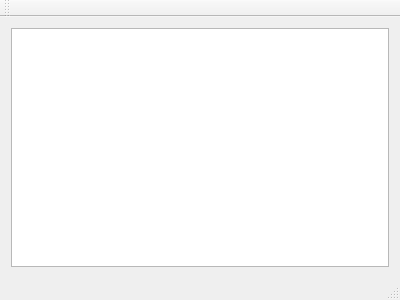
Above: live/day2-1/mymodels/mainwindow.ui from ynonp/qt-2016-02 before the change. Below: the same form after it.
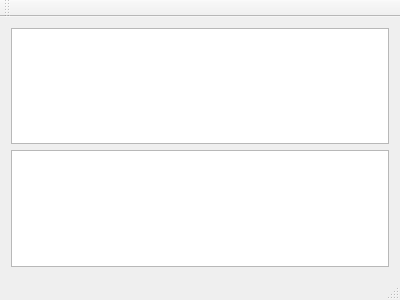
That is the form after the change.

Diff of the .ui file:
```diff
--- a/live/day2-1/mymodels/mainwindow.ui
+++ b/live/day2-1/mymodels/mainwindow.ui
@@ -15,9 +15,12 @@
   </property>
   <widget class="QWidget" name="centralWidget">
    <layout class="QGridLayout" name="gridLayout">
-    <item row="0" column="0">
+    <item row="1" column="0">
      <widget class="QListView" name="listView"/>
     </item>
+    <item row="0" column="0">
+     <widget class="QTableView" name="tableView"/>
+    </item>
    </layout>
   </widget>
   <widget class="QMenuBar" name="menuBar">
```
